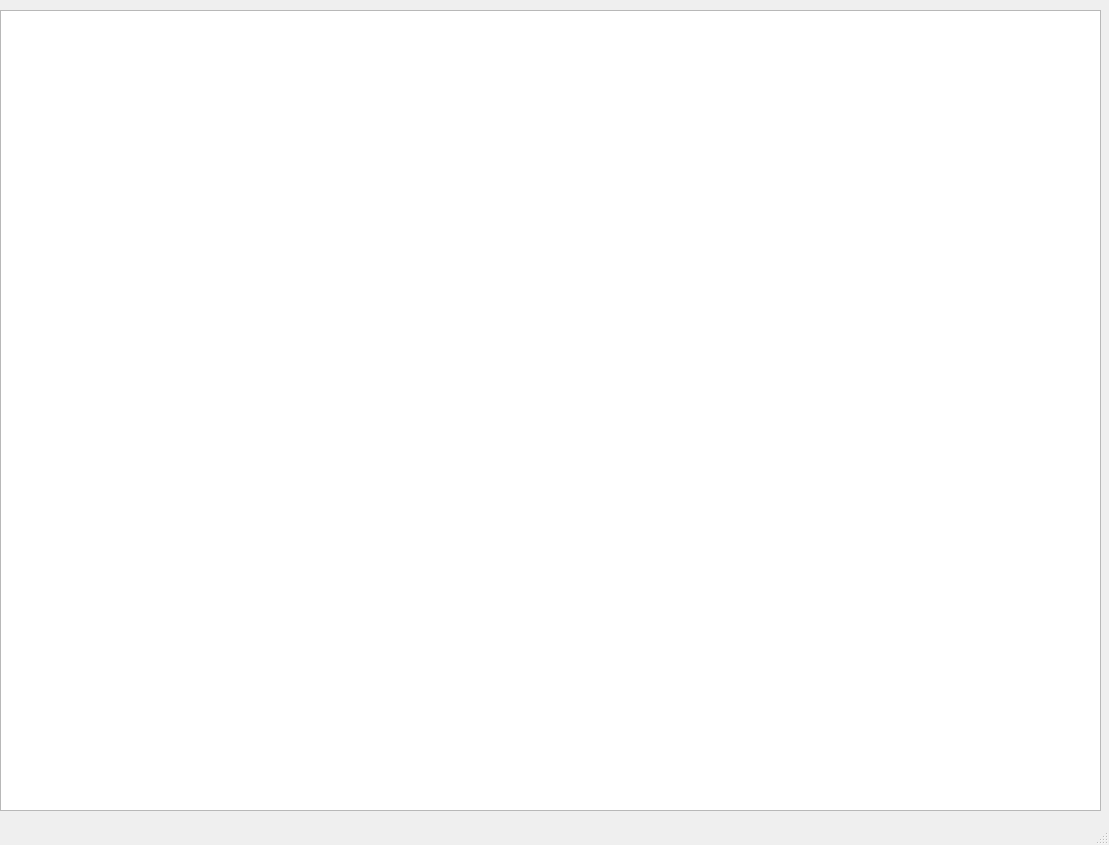
Old version of the form UI.ui in the repository 123name123/coffee_task.
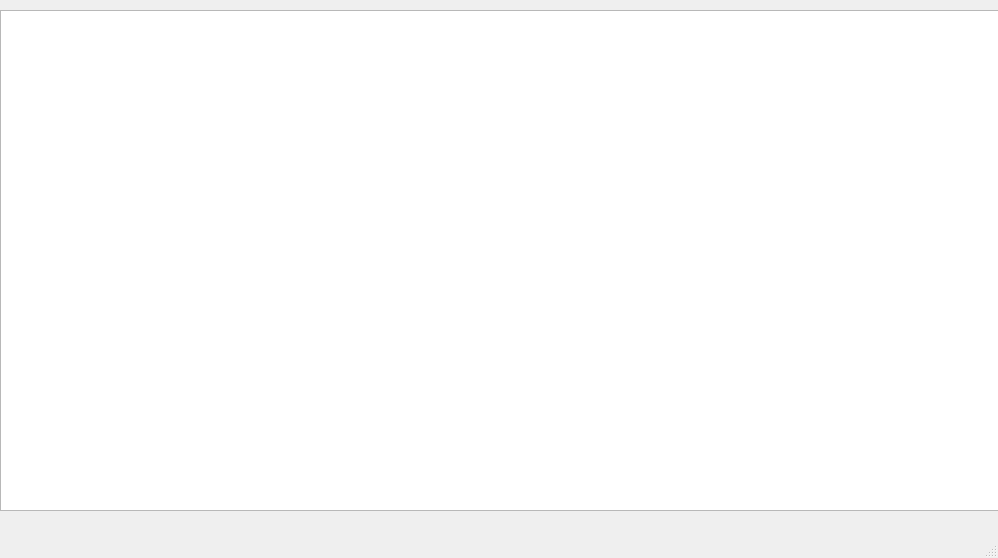
New version of the form.

```diff
--- a/UI.ui
+++ b/UI.ui
@@ -6,8 +6,8 @@
    <rect>
     <x>0</x>
     <y>0</y>
-    <width>1109</width>
-    <height>845</height>
+    <width>998</width>
+    <height>558</height>
    </rect>
   </property>
   <property name="windowTitle">
@@ -19,8 +19,8 @@
      <rect>
       <x>0</x>
       <y>10</y>
-      <width>1101</width>
-      <height>801</height>
+      <width>1001</width>
+      <height>501</height>
      </rect>
     </property>
    </widget>
```
Left out of the diff: 2 changed lines with no effect on the pictures.
